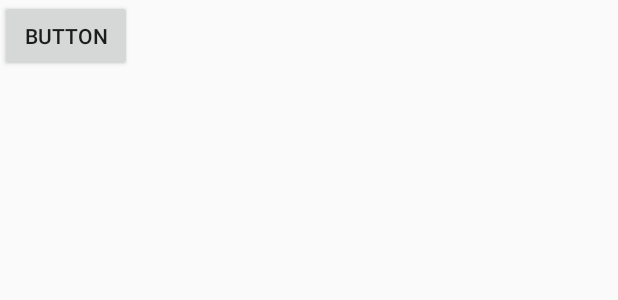
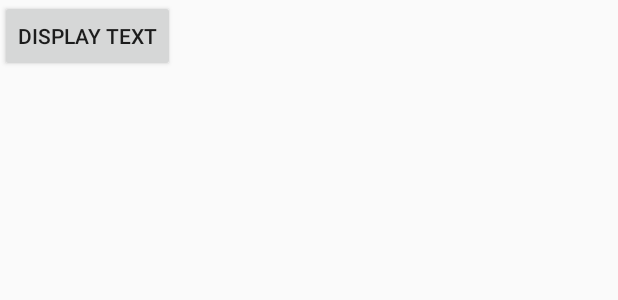
Before and after one commit to HuyDTran121/HackDFW, an Android app: the layout activity_main.xml on its own in the app's theme, with its tools: preview values and no code run, on a phone screen of 412 x 824 dp. Shown: the top 300 px of the screen. Run offline under Robolectric (Android 15) with nearby library versions, the phone set to English and light mode, and no system bars.

Commit message:
Have button for testing

```diff
--- a/app/src/main/java/com/name/filler/found/MainActivity.java
+++ b/app/src/main/java/com/name/filler/found/MainActivity.java
@@ -2,6 +2,9 @@ package com.name.filler.found;
 
 import android.support.v7.app.AppCompatActivity;
 import android.os.Bundle;
+import android.view.View;
+import android.widget.Button;
+import android.widget.TextView;
 
 public class MainActivity extends AppCompatActivity {
 
@@ -9,5 +12,14 @@ public class MainActivity extends AppCompatActivity {
     protected void onCreate(Bundle savedInstanceState) {
         super.onCreate(savedInstanceState);
         setContentView(R.layout.activity_main);
+        Button displayButton = (Button)findViewById(R.id.displayButton);
+        final TextView displayText = (TextView)findViewById(R.id.displayText);
+        displayButton.setOnClickListener(new View.OnClickListener() {
+            @Override
+            public void onClick(View view) {
+                displayText.setText("Test");
+            }
+        });
+
     }
 }
--- a/app/src/main/res/layout/activity_main.xml
+++ b/app/src/main/res/layout/activity_main.xml
@@ -7,10 +7,17 @@
     tools:context=".MainActivity">
 
     <Button
-        android:id="@+id/button"
+        android:id="@+id/displayButton"
         android:layout_width="wrap_content"
         android:layout_height="wrap_content"
-        android:text="Button"
-        tools:layout_editor_absoluteX="161dp"
+        android:text="Display text"
+        tools:layout_editor_absoluteX="147dp"
         tools:layout_editor_absoluteY="341dp" />
+
+    <TextView
+        android:id="@+id/displayText"
+        android:layout_width="wrap_content"
+        android:layout_height="wrap_content"
+        tools:layout_editor_absoluteX="176dp"
+        tools:layout_editor_absoluteY="396dp" />
 </android.support.constraint.ConstraintLayout>
```
